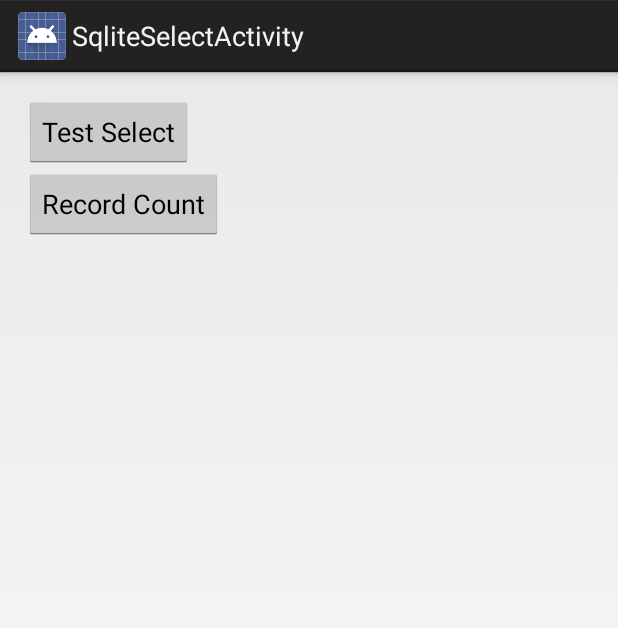
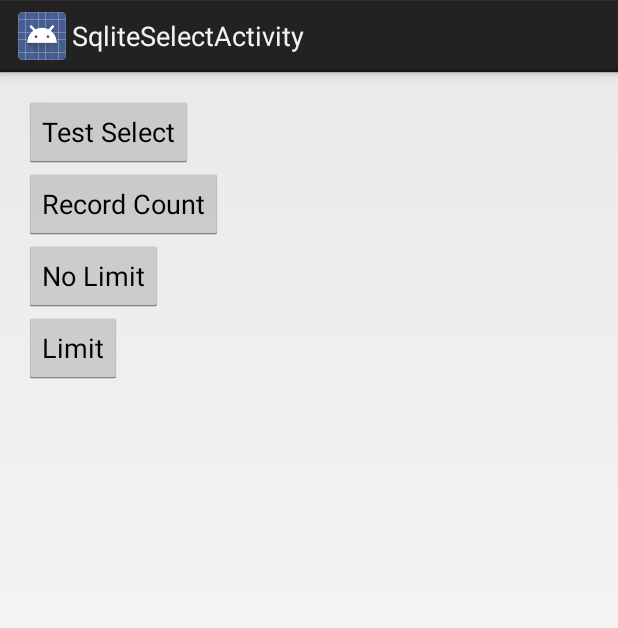
Before and after one commit to operando/Effective-SQLite-for-Android, an Android app: the SqliteSelectActivity screen opened directly, with no data from a screen before it, on a phone screen of 412 x 824 dp. Shown: the top 628 px of the screen. Run offline under Robolectric (Android 15) with nearby library versions, the phone set to English and light mode, and no system bars; our stand-ins replace ButterKnife.

Commit message:
Add select limit sample

```diff
--- a/app/src/main/res/layout/activity_sqlite_select.xml
+++ b/app/src/main/res/layout/activity_sqlite_select.xml
@@ -21,4 +21,16 @@
         android:layout_width="wrap_content"
         android:layout_height="wrap_content" />
 
+    <Button
+        android:id="@+id/sqlite_select_no_limit"
+        android:text="No Limit"
+        android:layout_width="wrap_content"
+        android:layout_height="wrap_content" />
+
+    <Button
+        android:id="@+id/sqlite_select_limit"
+        android:text="Limit"
+        android:layout_width="wrap_content"
+        android:layout_height="wrap_content" />
+
 </LinearLayout>
```
Also changed, not shown: app/src/main/AndroidManifest.xml (+11 -6 lines), app/src/main/java/com/operando/os/sqlitesample/activityes/SqliteInsertActivity.java (+4 -4 lines), app/src/main/java/com/operando/os/sqlitesample/activityes/SqliteSelectActivity.java (+35 -1 lines).
